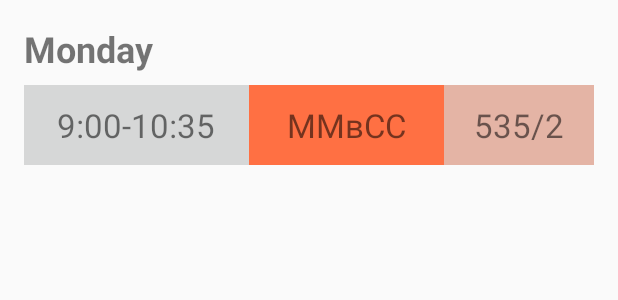
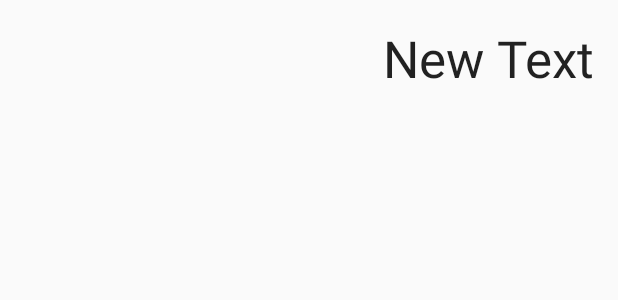
Before and after one commit to LeoVS09/Timetable-Android-client, an Android app: the layout fragment_main.xml on its own in the app's theme, with its tools: preview values and no code run, on a phone screen of 412 x 824 dp. Shown: the top 300 px of the screen. Run offline under Robolectric (Android 15) with nearby library versions, the phone set to English and light mode, and no system bars.

Commit message:
Snapshot pre-alpha

```diff
--- a/app/src/main/java/edu/bonch/leovs09/timetable/REST/RestRequest.java
+++ b/app/src/main/java/edu/bonch/leovs09/timetable/REST/RestRequest.java
@@ -74,7 +74,11 @@ public class RestRequest {
 
     //Запрашивает некоторый объект. Изменяет статус код. Возвращает объект.
     public <T> T GetObjAndStatus(Class<T> responseType) throws Exception{
+        Log.i("RestRequest","Start GetObjAndSatus");
+
         ResponseEntity<T> rEntity = restTemplate.getForEntity(url,responseType);
+
+        Log.i("RestRequest","Finish GetObjAndSatus");
         statusCode = rEntity.getStatusCode().toString();
         return rEntity.getBody();
     }
--- a/app/src/main/res/layout/fragment_main.xml
+++ b/app/src/main/res/layout/fragment_main.xml
@@ -1,107 +1,35 @@
-<RelativeLayout xmlns:android="http://schemas.android.com/apk/res/android"
+<LinearLayout xmlns:android="http://schemas.android.com/apk/res/android"
     xmlns:tools="http://schemas.android.com/tools"
     android:layout_width="match_parent"
     android:layout_height="match_parent"
-    android:paddingBottom="@dimen/activity_vertical_margin"
-    android:paddingLeft="@dimen/activity_horizontal_margin"
-    android:paddingRight="@dimen/activity_horizontal_margin"
-    android:paddingTop="@dimen/activity_vertical_margin"
-    tools:context="edu.bonch.leovs09.timetable.MainActivity$PlaceholderFragment"
     >
 
-    <TextView
-        android:id="@+id/section_label"
-        android:layout_width="wrap_content"
+
+    <ScrollView
+        android:layout_width="match_parent"
         android:layout_height="wrap_content"
-        android:text="Monday"
-        android:fontFamily="@string/abc_font_family_title_material"
-        android:textSize="@dimen/abc_text_size_headline_material"
-        android:textStyle="bold"
-        android:layout_marginBottom="@dimen/design_bottom_navigation_margin" />
+        android:id="@+id/scrollView"
+        android:layout_marginBottom="50dp">
 
-
-
-    <TableLayout
-        android:id="@+id/section_table"
-        android:layout_width="match_parent"
-        android:layout_height="match_parent"
-        android:layout_below="@+id/section_label"
-        android:layout_alignParentLeft="true"
-        android:layout_alignParentStart="true"
-        >
-
-        <TableRow
+        <LinearLayout
             android:layout_width="match_parent"
-            android:layout_height="match_parent"
-            android:id="@+id/lesson"
-            >
+            android:layout_height="wrap_content"
+            android:paddingBottom="@dimen/activity_vertical_margin"
+            android:paddingLeft="@dimen/activity_horizontal_margin"
+            android:paddingRight="@dimen/activity_horizontal_margin"
+            android:paddingTop="@dimen/activity_vertical_margin"
+            tools:context="edu.bonch.leovs09.timetable.MainActivity$PlaceholderFragment"
+            android:id="@+id/lin_layout"
+            android:orientation="vertical">
 
             <TextView
-                android:layout_width="150sp"
-                android:layout_height="match_parent"
-                android:text="9:00-10:35"
-                android:id="@+id/time"
-                android:layout_column="0"
-                android:background="@color/button_material_light"
-                android:layout_weight="0"
-                android:textAlignment="center"
-                android:textSize="@dimen/abc_text_size_large_material"
-                android:nestedScrollingEnabled="false"
-                android:paddingTop="@dimen/abc_text_size_caption_material"
-                android:paddingBottom="@dimen/abc_text_size_caption_material" />
-
-            <TextView
-                android:layout_width="match_parent"
+                android:layout_width="wrap_content"
                 android:layout_height="wrap_content"
-                android:text="ММвСС"
-                android:id="@+id/lessonName"
-                android:layout_column="1"
-                android:background="@color/colorPrimaryDark"
-                android:layout_weight="5"
-                android:textAlignment="center"
-                android:textIsSelectable="false"
-                android:textSize="@dimen/abc_text_size_large_material"
-                android:padding="@dimen/abc_text_size_caption_material" />
-
-            <TextView
-                android:layout_width="100sp"
-                android:layout_height="match_parent"
-                android:text="535/2"
-                android:id="@+id/lessonRoom"
-                android:layout_column="2"
-                android:background="@color/colorPrimary"
-                android:layout_weight="0"
-                android:textAlignment="center"
-                android:textSize="@dimen/abc_text_size_large_material"
-                android:textIsSelectable="false"
-                android:paddingTop="@dimen/abc_text_size_caption_material"
-                android:paddingBottom="@dimen/abc_text_size_caption_material" />
-
-            <!--<TextView-->
-                <!--android:layout_width="match_parent"-->
-                <!--android:layout_height="wrap_content"-->
-                <!--android:text="лаб"-->
-                <!--android:id="@+id/lessonType"-->
-                <!--android:layout_column="3"-->
-                <!--style="@style/AlertDialog.AppCompat.Light"-->
-                <!--android:padding="@dimen/abc_text_size_caption_material"-->
-                <!--android:background="@color/colorPrimary"-->
-                <!--android:layout_weight="0.5" />-->
-
-            <!--<TextView-->
-                <!--android:layout_width="match_parent"-->
-                <!--android:layout_height="wrap_content"-->
-                <!--android:text="Кисель"-->
-                <!--android:id="@+id/lessonTeacher"-->
-                <!--android:layout_column="4"-->
-                <!--style="@style/AlertDialog.AppCompat.Light"-->
-                <!--android:padding="@dimen/abc_text_size_caption_material"-->
-                <!--android:background="@color/colorPrimary"-->
-                <!--android:layout_weight="1" />-->
-        </TableRow>
-
-
-
-    </TableLayout>
-
-</RelativeLayout>
+                android:text="New Text"
+                android:id="@+id/weekName"
+                android:layout_gravity="right"
+                style="@style/Base.Theme.AppCompat.DialogWhenLarge"
+                android:textSize="@dimen/abc_text_size_display_1_material" />
+        </LinearLayout>
+    </ScrollView>
+</LinearLayout>
```
Also changed, not shown: app/src/main/java/edu/bonch/leovs09/timetable/MainActivity.java (+142 -125 lines), app/src/main/res/layout/day_name.xml (added, +10 -0 lines), app/src/main/res/layout/day_table.xml (added, +9 -0 lines), app/src/main/res/layout/row.xml (added, +78 -0 lines).
